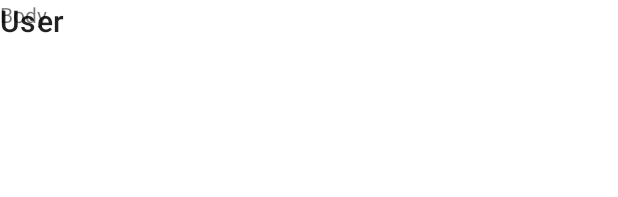
After one commit to AHSAppDevTeam/Palisade-Android, an Android app: the layout test_activity_data.xml on its own in the app's theme, with its tools: preview values and no code run, on a phone screen of 412 x 824 dp. The commit adds this screen. Shown: the top 197 px of the screen. Run offline under Robolectric (Android 15) with nearby library versions, the phone set to English and light mode, and no system bars.

```diff
--- a/app/src/main/res/layout/loading_scene.xml
+++ b/app/src/main/res/layout/loading_scene.xml
@@ -28,7 +28,7 @@
     <!-- Their hearts  -->
 
     <TextView
-        android:id="@+id/title"
+        android:id="@+id/testBody"
         android:layout_width="wrap_content"
         android:layout_height="wrap_content"
         android:text="@string/app_name"
@@ -50,7 +50,7 @@
         android:textSize="30sp"
         app:layout_constraintEnd_toEndOf="parent"
         app:layout_constraintStart_toStartOf="parent"
-        app:layout_constraintTop_toBottomOf="@+id/title" />
+        app:layout_constraintTop_toBottomOf="@+id/testBody" />
 
     <TextView
         android:layout_width="wrap_content"
@@ -61,7 +61,7 @@
         android:textSize="30sp"
         app:layout_constraintEnd_toEndOf="parent"
         app:layout_constraintStart_toStartOf="parent"
-        app:layout_constraintTop_toBottomOf="@+id/title" />
+        app:layout_constraintTop_toBottomOf="@+id/testBody" />
 
 
 
--- /dev/null
+++ b/app/src/main/res/layout/test_activity_data.xml
@@ -0,0 +1,26 @@
+<?xml version="1.0" encoding="utf-8"?>
+<androidx.constraintlayout.widget.ConstraintLayout xmlns:android="http://schemas.android.com/apk/res/android"
+    xmlns:tools="http://schemas.android.com/tools"
+    android:layout_width="match_parent"
+    android:layout_height="match_parent">
+
+    <TextView
+
+        android:id="@+id/testTitle"
+        android:layout_width="wrap_content"
+        android:layout_height="wrap_content"
+        android:text="User"
+        android:textAppearance="?attr/textAppearanceHeadline6"
+        tools:layout_editor_absoluteX="16dp"
+        tools:layout_editor_absoluteY="38dp" />
+
+    <TextView
+        android:id="@+id/testBody"
+        android:layout_width="wrap_content"
+        android:layout_height="wrap_content"
+        android:text="Body"
+        tools:layout_editor_absoluteX="173dp"
+        tools:layout_editor_absoluteY="44dp" />
+    />
+
+</androidx.constraintlayout.widget.ConstraintLayout>
```
Also changed, not shown: app/src/main/AndroidManifest.xml (+7 -0 lines), app/src/main/java/app/ahs/Palisade/testActivity.java (added, +42 -0 lines), app/src/main/java/app/ahs/Palisade/testRecycler.java (added, +18 -0 lines), app/src/main/java/app/ahs/Palisade/testRecyclerAdapter.java (added, +48 -0 lines), app/src/main/res/layout/test_activity.xml (added, +21 -0 lines).
